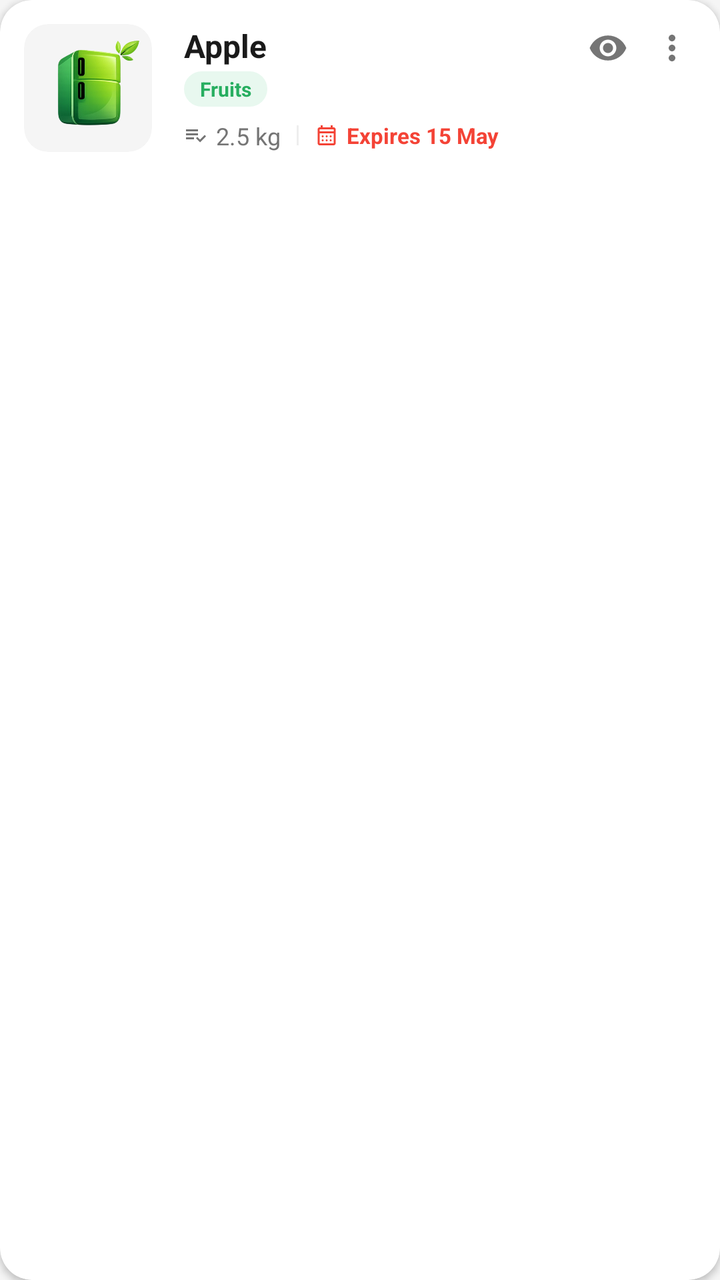
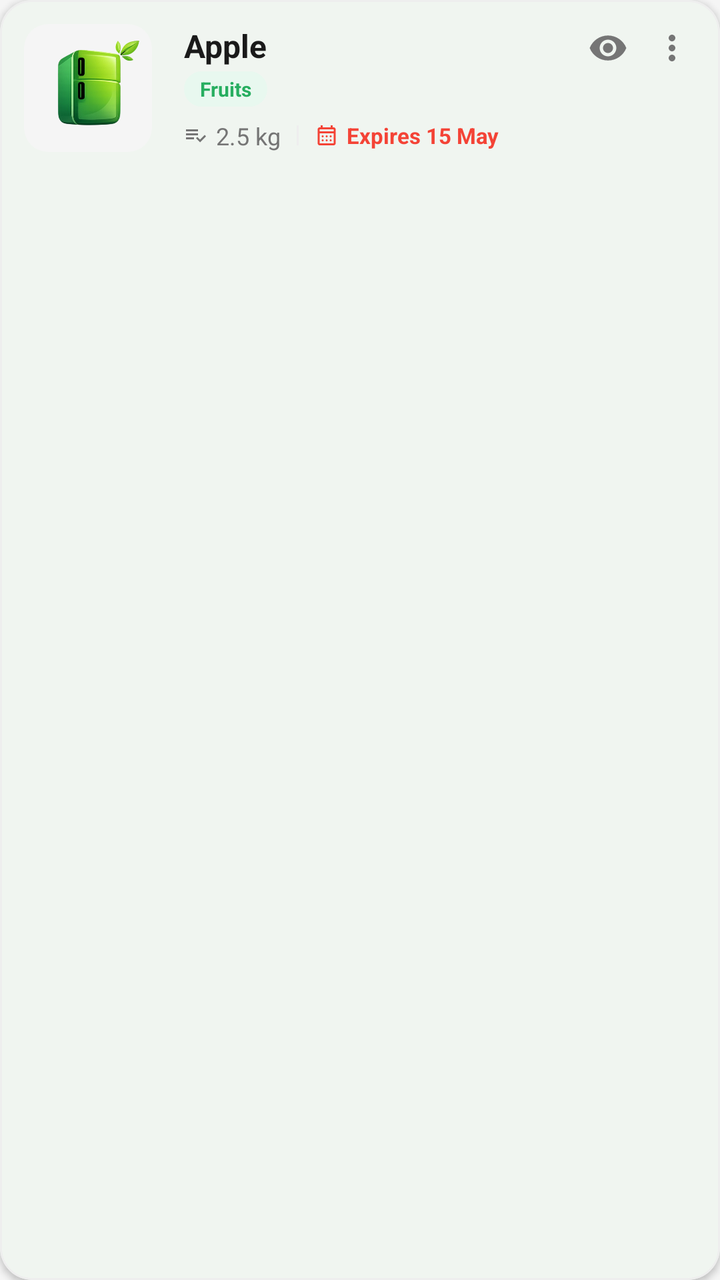

Compare the two renders of this Android layout. The source of the first and the diff that turns it into the second are given below.
<!-- AndroidManifest.xml: application theme Theme.FridgeWise -->
<!-- res/layout/item_food.xml -->
<?xml version="1.0" encoding="utf-8"?>
<androidx.cardview.widget.CardView xmlns:android="http://schemas.android.com/apk/res/android"
    xmlns:app="http://schemas.android.com/apk/res-auto"
    xmlns:tools="http://schemas.android.com/tools"
    android:layout_width="match_parent"
    android:layout_height="wrap_content"
    android:layout_marginHorizontal="12dp"
    android:layout_marginVertical="6dp"
    app:cardBackgroundColor="@color/surface_card"
    app:cardCornerRadius="16dp"
    app:cardElevation="2dp">

    <androidx.constraintlayout.widget.ConstraintLayout
        android:layout_width="match_parent"
        android:layout_height="wrap_content"
        android:padding="12dp">

        <androidx.cardview.widget.CardView
            android:id="@+id/imageContainer"
            android:layout_width="64dp"
            android:layout_height="64dp"
            app:cardBackgroundColor="@color/bg_primary"
            app:cardCornerRadius="12dp"
            app:cardElevation="0dp"
            app:layout_constraintBottom_toBottomOf="parent"
            app:layout_constraintStart_toStartOf="parent"
            app:layout_constraintTop_toTopOf="parent">

            <ImageView
                android:id="@+id/itemImage"
                android:layout_width="match_parent"
                android:layout_height="match_parent"
                android:padding="8dp"
                android:scaleType="centerCrop"
                app:srcCompat="@drawable/logo_img" />
        </androidx.cardview.widget.CardView>

        <TextView
            android:id="@+id/itemName"
            android:layout_width="0dp"
            android:layout_height="wrap_content"
            android:layout_marginStart="16dp"
            android:layout_marginEnd="8dp"
            android:ellipsize="end"
            android:maxLines="1"
            android:text="Apple"
            android:textColor="@color/text_primary"
            android:textSize="16sp"
            android:textStyle="bold"
            app:layout_constraintEnd_toStartOf="@+id/btnMore"
            app:layout_constraintStart_toEndOf="@id/imageContainer"
            app:layout_constraintTop_toTopOf="@id/imageContainer" />

        <TextView
            android:id="@+id/itemCategory"
            android:layout_width="wrap_content"
            android:layout_height="wrap_content"
            android:layout_marginTop="2dp"
            android:background="@drawable/bg_chip_green"
            android:paddingHorizontal="8dp"
            android:paddingVertical="2dp"
            android:text="Fruits"
            android:textColor="@color/chip_green_text"
            android:textSize="10sp"
            android:textStyle="bold"
            app:layout_constraintStart_toStartOf="@+id/itemName"
            app:layout_constraintTop_toBottomOf="@+id/itemName" />

        <LinearLayout
            android:id="@+id/quantityContainer"
            android:layout_width="wrap_content"
            android:layout_height="wrap_content"
            android:layout_marginTop="4dp"
            android:gravity="center_vertical"
            android:orientation="horizontal"
            app:layout_constraintBottom_toBottomOf="@+id/imageContainer"
            app:layout_constraintStart_toStartOf="@+id/itemName">

            <ImageView
                android:layout_width="12dp"
                android:layout_height="12dp"
                android:src="@drawable/ic_todo_item"
                app:tint="@color/text_secondary" />

            <TextView
                android:id="@+id/itemQuantity"
                android:layout_width="wrap_content"
                android:layout_height="wrap_content"
                android:layout_marginStart="4dp"
                android:text="2.5 kg"
                android:textColor="@color/text_secondary"
                android:textSize="12sp" />

            <View
                android:layout_width="1dp"
                android:layout_height="10dp"
                android:layout_marginHorizontal="8dp"
                android:background="@color/divider_color" />

            <ImageView
                android:layout_width="12dp"
                android:layout_height="12dp"
                android:src="@drawable/outline_calendar_month_24"
                app:tint="@color/red_expired" />

            <TextView
                android:id="@+id/itemExpiry"
                android:layout_width="wrap_content"
                android:layout_height="wrap_content"
                android:layout_marginStart="4dp"
                android:text="Expires 15 May"
                android:textColor="@color/red_expired"
                android:textSize="11sp"
                android:textStyle="bold" />
        </LinearLayout>

        <ImageView
            android:id="@+id/btnInfo"
            android:layout_width="24dp"
            android:layout_height="24dp"
            android:layout_marginEnd="8dp"
            android:background="?attr/selectableItemBackgroundBorderless"
            android:padding="2dp"
            android:src="@drawable/ic_eye"
            app:layout_constraintBottom_toBottomOf="@+id/btnMore"
            app:layout_constraintEnd_toStartOf="@+id/btnMore"
            app:layout_constraintTop_toTopOf="@+id/btnMore"
            app:tint="@color/text_secondary" />

        <ImageView
            android:id="@+id/btnMore"
            android:layout_width="24dp"
            android:layout_height="24dp"
            android:background="?attr/selectableItemBackgroundBorderless"
            android:padding="2dp"
            android:src="@drawable/ic_more_vert"
            app:layout_constraintEnd_toEndOf="parent"
            app:layout_constraintTop_toTopOf="parent"
            app:tint="@color/text_secondary" />

    </androidx.constraintlayout.widget.ConstraintLayout>
</androidx.cardview.widget.CardView>
<!-- resources referenced by this layout -->
<resources>
  <color name="bg_primary">#F5F5F5</color>
  <color name="chip_green_text">#27AE60</color>
  <color name="divider_color">#EEEEEE</color>
  <color name="red_expired">#F44336</color>
  <color name="surface_card">#FFFFFF</color>
  <color name="text_primary">#1A1A1A</color>
  <color name="text_secondary">#757575</color>
  <!-- drawable bg_chip_green (drawable) -->
  <?xml version="1.0" encoding="utf-8"?>
  <shape xmlns:android="http://schemas.android.com/apk/res/android">
      <solid android:color="@color/chip_green_bg" />
      <corners android:radius="100dp" />
  </shape>
  <!-- drawable ic_eye (drawable) -->
  <vector xmlns:android="http://schemas.android.com/apk/res/android"
      android:width="24dp"
      android:height="24dp"
      android:viewportWidth="24"
      android:viewportHeight="24">
      <path
          android:fillColor="@android:color/white"
          android:pathData="M12,4.5C7,4.5 2.73,7.61 1,12c1.73,4.39 6,7.5 11,7.5s9.27,-3.11 11,-7.5c-1.73,-4.39 -6,-7.5 -11,-7.5zM12,17c-2.76,0 -5,-2.24 -5,-5s2.24,-5 5,-5 5,2.24 5,5 -2.24,5 -5,5zm0,-8c-1.66,0 -3,1.34 -3,3s1.34,3 3,3 3,-1.34 3,-3 -1.34,-3 -3,-3z"/>
  </vector>
  <!-- drawable ic_more_vert (drawable) -->
  <vector xmlns:android="http://schemas.android.com/apk/res/android"
      android:width="24dp"
      android:height="24dp"
      android:viewportWidth="24"
      android:viewportHeight="24">
    <path
        android:fillColor="@android:color/black"
        android:pathData="M12,8c1.1,0 2,-0.9 2,-2s-0.9,-2 -2,-2 -2,0.9 -2,2 0.9,2 2,2zM12,10c-1.1,0 -2,0.9 -2,2s0.9,2 2,2 2,-0.9 2,-2 -0.9,-2 -2,-2zM12,16c-1.1,0 -2,0.9 -2,2s0.9,2 2,2 2,-0.9 2,-2 -0.9,-2 -2,-2z"/>
  </vector>
  <!-- drawable ic_todo_item (drawable) -->
  <vector xmlns:android="http://schemas.android.com/apk/res/android"
      android:width="24dp"
      android:height="24dp"
      android:viewportWidth="24"
      android:viewportHeight="24">
    <path
        android:fillColor="@color/text_primary"
        android:pathData="M14,10H2V12H14V10ZM14,6H2V8H14V6ZM2,16H10V14H2V16ZM16,16.17L13.41,13.59L12,15L16,19L22,13L20.59,11.58L16,16.17Z"/>
  </vector>
  <style name="Theme.FridgeWise" parent="Base.Theme.FridgeWise" />
  <color name="chip_green_bg">#E8F8EF</color>
  <style name="Base.Theme.FridgeWise" parent="Theme.Material3.DayNight.NoActionBar">
          
          <item name="colorPrimary">@color/green_primary</item>
          <item name="android:windowBackground">@color/bg_primary</item>
          <item name="colorSurface">@color/bg_secondary</item>
          <item name="colorOnSurface">@color/text_primary</item>
      </style>
  <color name="green_primary">#2E7D32</color>
  <color name="bg_secondary">#FFFFFF</color>
  <!-- unchanged entries left out for length: 2 -->
</resources>

<!-- the commit's change to res/layout/item_food.xml (unified diff, before → after) -->
@@ -1,14 +1,17 @@
 <?xml version="1.0" encoding="utf-8"?>
-<androidx.cardview.widget.CardView xmlns:android="http://schemas.android.com/apk/res/android"
+<com.google.android.material.card.MaterialCardView xmlns:android="http://schemas.android.com/apk/res/android"
     xmlns:app="http://schemas.android.com/apk/res-auto"
     xmlns:tools="http://schemas.android.com/tools"
+    android:id="@+id/foodCard"
     android:layout_width="match_parent"
     android:layout_height="wrap_content"
     android:layout_marginHorizontal="12dp"
     android:layout_marginVertical="6dp"
     app:cardBackgroundColor="@color/surface_card"
     app:cardCornerRadius="16dp"
-    app:cardElevation="2dp">
+    app:cardElevation="2dp"
+    app:strokeColor="@color/divider_color"
+    app:strokeWidth="1dp">
 
     <androidx.constraintlayout.widget.ConstraintLayout
         android:layout_width="match_parent"
@@ -40,16 +43,29 @@
             android:layout_width="0dp"
             android:layout_height="wrap_content"
             android:layout_marginStart="16dp"
-            android:layout_marginEnd="8dp"
+            android:layout_marginEnd="4dp"
             android:ellipsize="end"
             android:maxLines="1"
             android:text="Apple"
             android:textColor="@color/text_primary"
             android:textSize="16sp"
             android:textStyle="bold"
-            app:layout_constraintEnd_toStartOf="@+id/btnMore"
+            app:layout_constraintEnd_toStartOf="@+id/ic_barcode_verified"
             app:layout_constraintStart_toEndOf="@id/imageContainer"
             app:layout_constraintTop_toTopOf="@id/imageContainer" />
+
+        <ImageView
+            android:id="@+id/ic_barcode_verified"
+            android:layout_width="14dp"
+            android:layout_height="14dp"
+            android:layout_marginEnd="8dp"
+            android:src="@drawable/ic_barcode_scan"
+            android:visibility="gone"
+            app:layout_constraintBottom_toBottomOf="@+id/itemName"
+            app:layout_constraintEnd_toStartOf="@+id/btnMore"
+            app:layout_constraintTop_toTopOf="@+id/itemName"
+            app:tint="@color/green_primary"
+            tools:visibility="visible" />
 
         <TextView
             android:id="@+id/itemCategory"
@@ -139,4 +155,4 @@
             app:tint="@color/text_secondary" />
 
     </androidx.constraintlayout.widget.ConstraintLayout>
-</androidx.cardview.widget.CardView>
+</com.google.android.material.card.MaterialCardView>
<!-- resource entries referenced after the edit -->
@@ -13,6 +13,16 @@
       <solid android:color="@color/chip_green_bg" />
       <corners android:radius="100dp" />
   </shape>
+  <!-- drawable ic_barcode_scan (drawable) -->
+  <vector xmlns:android="http://schemas.android.com/apk/res/android"
+      android:width="24dp"
+      android:height="24dp"
+      android:viewportWidth="24"
+      android:viewportHeight="24">
+    <path
+        android:fillColor="#000000"
+        android:pathData="M2,6h2v12H2V6zM5,6h1v12H5V6zM7,6h2v12H7V6zM10,6h1v12h-1V6zM12,6h2v12h-2V6zM15,6h2v12h-2V6zM18,6h1v12h-1V6zM20,6h2v12h-2V6z"/>
+  </vector>
   <!-- drawable ic_eye (drawable) -->
   <vector xmlns:android="http://schemas.android.com/apk/res/android"
       android:width="24dp"
